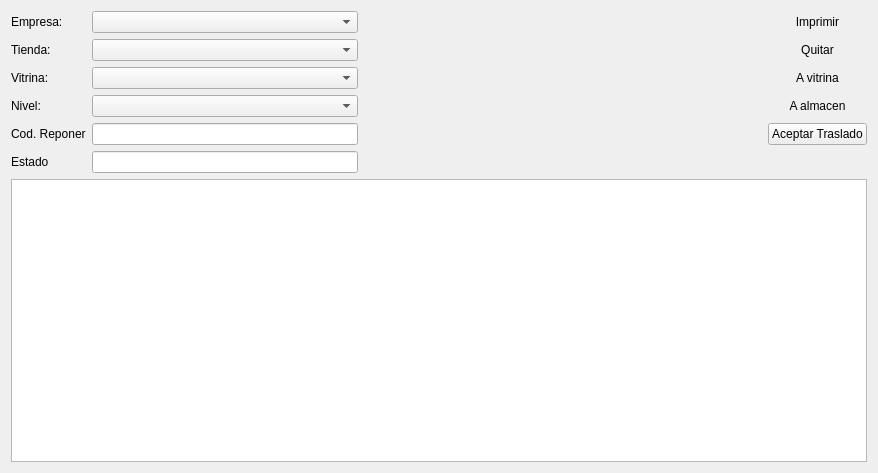
First picture: the form in vitrina/ui_tienda.ui, repository rodety/Jireh, before the edit.
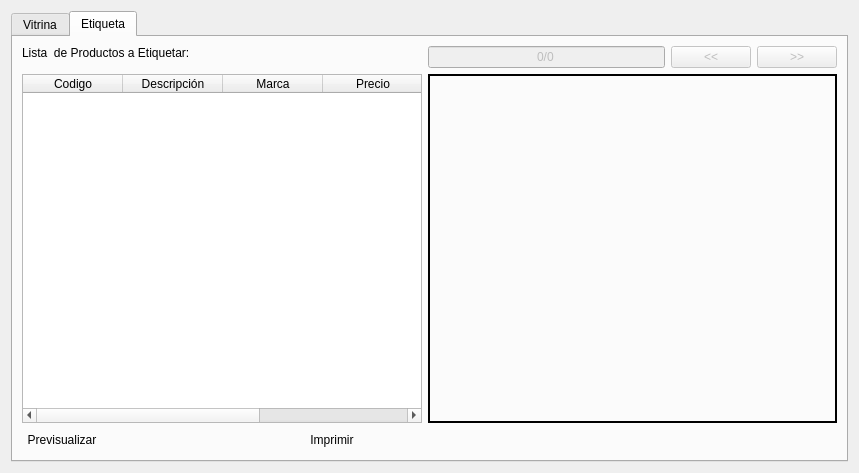
Second picture: the form after the edit. Icons and pictures are not drawn.

Commit message: Actualizando Vitrina

Patch:
```diff
--- a/vitrina/ui_tienda.ui
+++ b/vitrina/ui_tienda.ui
@@ -6,7 +6,7 @@
    <rect>
     <x>0</x>
     <y>0</y>
-    <width>878</width>
+    <width>859</width>
     <height>473</height>
    </rect>
   </property>
@@ -15,6 +15,18 @@
   </property>
   <layout class="QGridLayout" name="gridLayout_2">
    <item row="0" column="0">
+    <widget class="QTabWidget" name="tabWidget">
+     <property name="currentIndex">
+      <number>1</number>
+     </property>
+     <widget class="QWidget" name="tab_vitrina">
+      <attribute name="title">
+       <string>Vitrina</string>
+      </attribute>
+      <layout class="QGridLayout" name="gridLayout_4">
+       <item row="0" column="0">
+        <layout class="QGridLayout" name="gridLayout_3">
+         <item row="0" column="0">
     <layout class="QGridLayout" name="gridLayout">
      <item row="5" column="0">
       <widget class="QLabel" name="label">
@@ -362,7 +374,7 @@
        </property>
       </widget>
      </item>
-     <item row="4" column="6">
+           <item row="5" column="6">
       <widget class="QPushButton" name="pushButton_aceptar_traspaso">
        <property name="text">
         <string>Aceptar Traslado</string>
@@ -382,8 +394,175 @@
     <widget class="QTableWidget" name="grilla"/>
    </item>
   </layout>
-  <zorder>grilla</zorder>
-  <zorder></zorder>
+       </item>
+      </layout>
+     </widget>
+     <widget class="QWidget" name="tab_etiqueta">
+      <attribute name="title">
+       <string>Etiqueta</string>
+      </attribute>
+      <layout class="QGridLayout" name="gridLayout_6">
+       <item row="0" column="0">
+        <layout class="QGridLayout" name="gridLayout_5">
+         <item row="0" column="0">
+          <widget class="QLabel" name="label_8">
+           <property name="sizePolicy">
+            <sizepolicy hsizetype="Fixed" vsizetype="Preferred">
+             <horstretch>0</horstretch>
+             <verstretch>0</verstretch>
+            </sizepolicy>
+           </property>
+           <property name="text">
+            <string>Lista  de Productos a Etiquetar:</string>
+           </property>
+          </widget>
+         </item>
+         <item row="0" column="2" rowspan="2">
+          <widget class="QLineEdit" name="lineEdit_pag">
+           <property name="enabled">
+            <bool>false</bool>
+           </property>
+           <property name="text">
+            <string>0/0</string>
+           </property>
+           <property name="echoMode">
+            <enum>QLineEdit::Normal</enum>
+           </property>
+           <property name="alignment">
+            <set>Qt::AlignCenter</set>
+           </property>
+           <property name="readOnly">
+            <bool>true</bool>
+           </property>
+          </widget>
+         </item>
+         <item row="0" column="3" rowspan="2">
+          <widget class="QPushButton" name="pushButton_anterior">
+           <property name="enabled">
+            <bool>false</bool>
+           </property>
+           <property name="text">
+            <string>&lt;&lt;</string>
+           </property>
+          </widget>
+         </item>
+         <item row="0" column="4" rowspan="2">
+          <widget class="QPushButton" name="pushButton_siguiente">
+           <property name="enabled">
+            <bool>false</bool>
+           </property>
+           <property name="text">
+            <string>&gt;&gt;</string>
+           </property>
+          </widget>
+         </item>
+         <item row="3" column="0">
+          <widget class="QPushButton" name="pushButton_previsualizar">
+           <property name="sizePolicy">
+            <sizepolicy hsizetype="Fixed" vsizetype="Fixed">
+             <horstretch>0</horstretch>
+             <verstretch>0</verstretch>
+            </sizepolicy>
+           </property>
+           <property name="text">
+            <string>Previsualizar</string>
+           </property>
+           <property name="icon">
+            <iconset resource="../Icons/Icons.qrc">
+             <normaloff>:/Icons/1349716430_zoom.png</normaloff>:/Icons/1349716430_zoom.png</iconset>
+           </property>
+           <property name="shortcut">
+            <string>Ctrl+Alt+P</string>
+           </property>
+           <property name="flat">
+            <bool>true</bool>
+           </property>
+          </widget>
+         </item>
+         <item row="3" column="1">
+          <widget class="QPushButton" name="pushButton_imprimir">
+           <property name="sizePolicy">
+            <sizepolicy hsizetype="Fixed" vsizetype="Fixed">
+             <horstretch>0</horstretch>
+             <verstretch>0</verstretch>
+            </sizepolicy>
+           </property>
+           <property name="text">
+            <string>Imprimir</string>
+           </property>
+           <property name="icon">
+            <iconset resource="../Icons/Icons.qrc">
+             <normaloff>:/Icons/1349716426_print.png</normaloff>:/Icons/1349716426_print.png</iconset>
+           </property>
+           <property name="shortcut">
+            <string>Ctrl+P</string>
+           </property>
+           <property name="flat">
+            <bool>true</bool>
+           </property>
+          </widget>
+         </item>
+         <item row="2" column="0" colspan="2">
+          <widget class="QTableWidget" name="tableView_etiquetas">
+           <property name="minimumSize">
+            <size>
+             <width>400</width>
+             <height>0</height>
+            </size>
+           </property>
+           <property name="editTriggers">
+            <set>QAbstractItemView::NoEditTriggers</set>
+           </property>
+           <property name="selectionMode">
+            <enum>QAbstractItemView::SingleSelection</enum>
+           </property>
+           <property name="selectionBehavior">
+            <enum>QAbstractItemView::SelectRows</enum>
+           </property>
+           <column>
+            <property name="text">
+             <string>Codigo</string>
+            </property>
+           </column>
+           <column>
+            <property name="text">
+             <string>Descripción</string>
+            </property>
+           </column>
+           <column>
+            <property name="text">
+             <string>Marca</string>
+            </property>
+           </column>
+           <column>
+            <property name="text">
+             <string>Precio</string>
+            </property>
+           </column>
+           <column>
+            <property name="text">
+             <string>Ubicación</string>
+            </property>
+           </column>
+          </widget>
+         </item>
+         <item row="2" column="2" colspan="3">
+          <widget class="QLabel" name="draw_label">
+           <property name="frameShape">
+            <enum>QFrame::WinPanel</enum>
+           </property>
+           <property name="text">
+            <string/>
+           </property>
+          </widget>
+         </item>
+        </layout>
+       </item>
+      </layout>
+     </widget>
+    </widget>
+   </item>
+  </layout>
  </widget>
  <resources>
   <include location="../Icons/Icons.qrc"/>
```
Left out of the diff: 14 changed lines with no effect on the pictures. Lines whose indentation alone changed are shown as unchanged. The commit also changes 3 other files.
